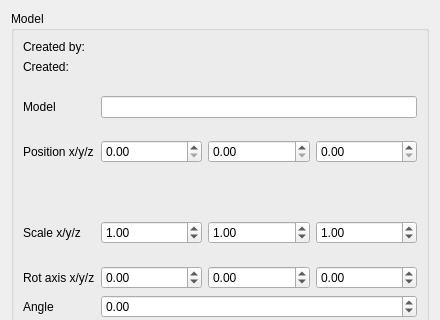
Before: the Qt Designer form gui_client/ObjectEditor.ui in shipilovden/substrata-metasiberia, drawn with Qt 5; both pictures show x 0 to 440 and y 0 to 320 of the 440 by 924 pixel window.
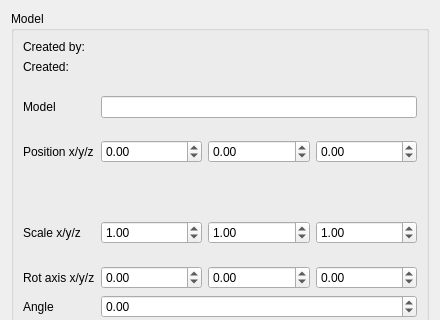
After: the same form once the commit is applied. Custom widgets are drawn as their Qt base class.

Commit message: Factored out updateSelectedObjectPlacementBeam(), updated on object editing now also. Improved object moving when object is picked up. Showing info message when object is picked up/dropped. Showing different outline colour when object is picked up.

The edit to the form file:
```diff
--- a/gui_client/ObjectEditor.ui
+++ b/gui_client/ObjectEditor.ui
@@ -114,6 +114,12 @@
          </property>
          <item>
           <widget class="IndigoDoubleSpinBox" name="posXDoubleSpinBox">
+           <property name="minimum">
+            <double>-100000000000000.000000000000000</double>
+           </property>
+           <property name="maximum">
+            <double>100000000000000.000000000000000</double>
+           </property>
            <property name="singleStep">
             <double>0.100000000000000</double>
            </property>
@@ -121,6 +127,12 @@
          </item>
          <item>
           <widget class="IndigoDoubleSpinBox" name="posYDoubleSpinBox">
+           <property name="minimum">
+            <double>-100000000000000.000000000000000</double>
+           </property>
+           <property name="maximum">
+            <double>100000000000000.000000000000000</double>
+           </property>
            <property name="singleStep">
             <double>0.100000000000000</double>
            </property>
@@ -128,6 +140,12 @@
          </item>
          <item>
           <widget class="IndigoDoubleSpinBox" name="posZDoubleSpinBox">
+           <property name="minimum">
+            <double>-100000000000000.000000000000000</double>
+           </property>
+           <property name="maximum">
+            <double>100000000000000.000000000000000</double>
+           </property>
            <property name="singleStep">
             <double>0.100000000000000</double>
            </property>
```
The commit also changes 2 other files.
